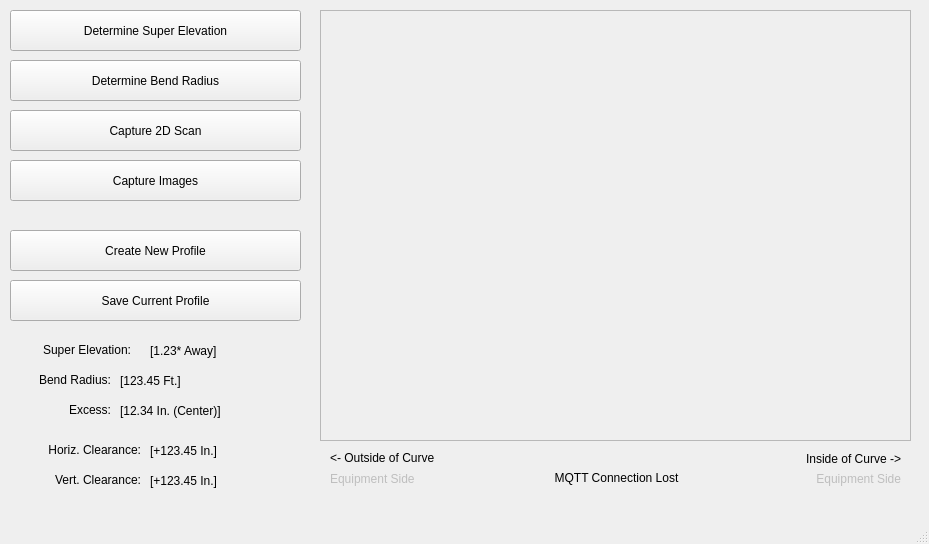
This is client_v2/interface/verification.ui in tcjwoods/tc_cvs-p1 as Qt 5 draws it before an edit. The edited form follows.
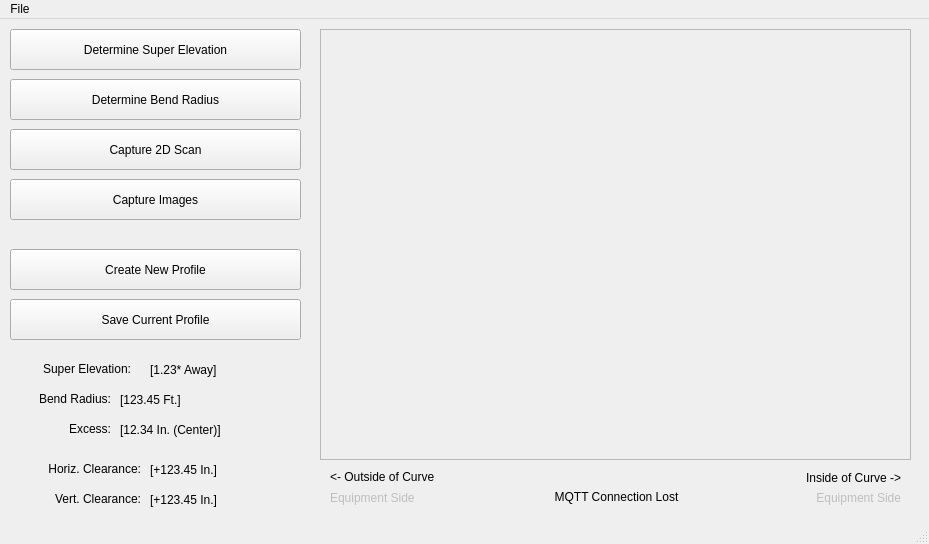
This is the edited form.

The edit to the form file:
```diff
--- a/client_v2/interface/verification.ui
+++ b/client_v2/interface/verification.ui
@@ -343,6 +343,18 @@
      <height>22</height>
     </rect>
    </property>
+   <widget class="QMenu" name="menuFile">
+    <property name="title">
+     <string>File</string>
+    </property>
+    <addaction name="actNew"/>
+    <addaction name="actSave"/>
+    <addaction name="separator"/>
+    <addaction name="actReport"/>
+    <addaction name="separator"/>
+    <addaction name="actExit"/>
+   </widget>
+   <addaction name="menuFile"/>
   </widget>
   <widget class="QStatusBar" name="statusbar"/>
  </widget>
```
Left out of the diff: 22 changed lines with no effect on the pictures.
